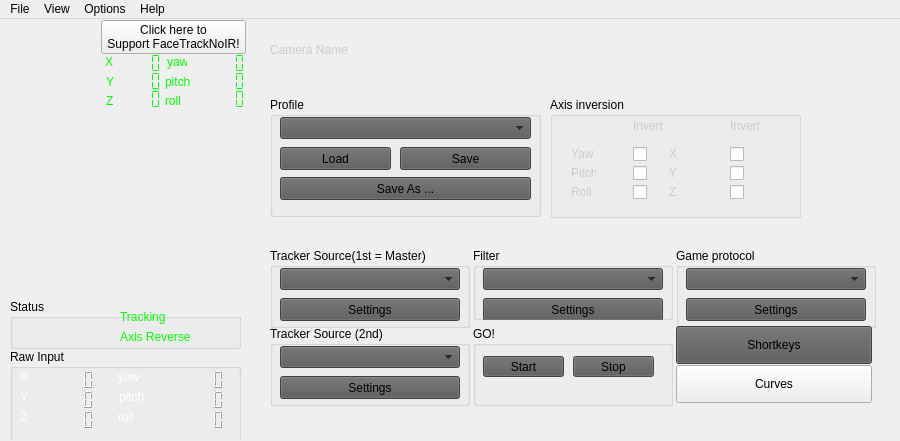
Before: the Qt Designer form facetracknoir/facetracknoir.ui in opentrack/opentrack, drawn with Qt 5.
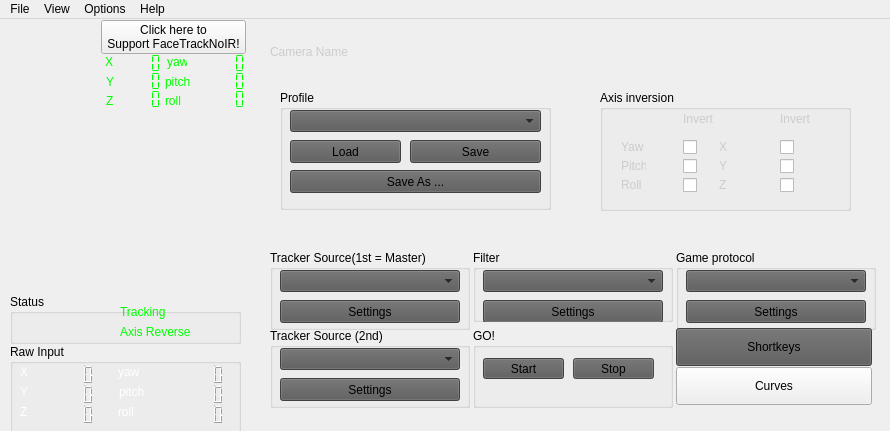
After: the same form once the commit is applied. Icons and pictures are not drawn.

The edit to the form file:
```diff
--- a/facetracknoir/facetracknoir.ui
+++ b/facetracknoir/facetracknoir.ui
@@ -10,8 +10,8 @@
    <rect>
     <x>0</x>
     <y>0</y>
-    <width>900</width>
-    <height>441</height>
+    <width>890</width>
+    <height>431</height>
    </rect>
   </property>
   <property name="sizePolicy">
@@ -22,14 +22,14 @@
   </property>
   <property name="minimumSize">
    <size>
-    <width>900</width>
-    <height>441</height>
+    <width>890</width>
+    <height>431</height>
    </size>
   </property>
   <property name="maximumSize">
    <size>
-    <width>900</width>
-    <height>441</height>
+    <width>890</width>
+    <height>431</height>
    </size>
   </property>
   <property name="contextMenuPolicy">
@@ -145,7 +145,7 @@
    <property name="minimumSize">
     <size>
      <width>890</width>
-     <height>420</height>
+     <height>410</height>
     </size>
    </property>
    <property name="styleSheet">
@@ -158,7 +158,7 @@
     <property name="geometry">
      <rect>
       <x>250</x>
-      <y>-2</y>
+      <y>0</y>
       <width>671</width>
       <height>431</height>
      </rect>
@@ -876,8 +876,8 @@
     <widget class="QGroupBox" name="groupBox_4">
      <property name="geometry">
       <rect>
-       <x>300</x>
-       <y>80</y>
+       <x>350</x>
+       <y>71</y>
        <width>251</width>
        <height>121</height>
       </rect>
@@ -889,8 +889,8 @@
     <widget class="QGroupBox" name="groupProfile">
      <property name="geometry">
       <rect>
-       <x>20</x>
-       <y>80</y>
+       <x>30</x>
+       <y>71</y>
        <width>271</width>
        <height>120</height>
       </rect>
@@ -996,8 +996,8 @@
     <widget class="QLabel" name="lblInvert1_2">
      <property name="geometry">
       <rect>
-       <x>480</x>
-       <y>101</y>
+       <x>530</x>
+       <y>92</y>
        <width>30</width>
        <height>16</height>
       </rect>
@@ -1025,8 +1025,8 @@
     <widget class="QCheckBox" name="chkInvertRoll">
      <property name="geometry">
       <rect>
-       <x>383</x>
-       <y>167</y>
+       <x>433</x>
+       <y>158</y>
        <width>16</width>
        <height>16</height>
       </rect>
@@ -1041,8 +1041,8 @@
     <widget class="QLabel" name="lblSensZ">
      <property name="geometry">
       <rect>
-       <x>419</x>
-       <y>167</y>
+       <x>469</x>
+       <y>158</y>
        <width>25</width>
        <height>16</height>
       </rect>
@@ -1073,8 +1073,8 @@
     <widget class="QCheckBox" name="chkInvertZ">
      <property name="geometry">
       <rect>
-       <x>480</x>
-       <y>167</y>
+       <x>530</x>
+       <y>158</y>
        <width>16</width>
        <height>16</height>
       </rect>
@@ -1089,8 +1089,8 @@
     <widget class="QLabel" name="lblSensPitch">
      <property name="geometry">
       <rect>
-       <x>321</x>
-       <y>148</y>
+       <x>371</x>
+       <y>139</y>
        <width>25</width>
        <height>16</height>
       </rect>
@@ -1121,8 +1121,8 @@
     <widget class="QCheckBox" name="chkInvertPitch">
      <property name="geometry">
       <rect>
-       <x>383</x>
-       <y>148</y>
+       <x>433</x>
+       <y>139</y>
        <width>16</width>
        <height>16</height>
       </rect>
@@ -1137,8 +1137,8 @@
     <widget class="QLabel" name="lblSensY">
      <property name="geometry">
       <rect>
-       <x>419</x>
-       <y>148</y>
+       <x>469</x>
+       <y>139</y>
        <width>25</width>
        <height>16</height>
       </rect>
@@ -1169,8 +1169,8 @@
     <widget class="QCheckBox" name="chkInvertY">
      <property name="geometry">
       <rect>
-       <x>480</x>
-       <y>148</y>
+       <x>530</x>
+       <y>139</y>
        <width>16</width>
        <height>16</height>
       </rect>
@@ -1185,8 +1185,8 @@
     <widget class="QLabel" name="lblSensYaw">
      <property name="geometry">
       <rect>
-       <x>321</x>
-       <y>129</y>
+       <x>371</x>
+       <y>120</y>
        <width>25</width>
        <height>16</height>
       </rect>
@@ -1217,8 +1217,8 @@
     <widget class="QCheckBox" name="chkInvertYaw">
      <property name="geometry">
       <rect>
-       <x>383</x>
-       <y>129</y>
+       <x>433</x>
+       <y>120</y>
        <width>16</width>
        <height>16</height>
       </rect>
@@ -1233,8 +1233,8 @@
     <widget class="QLabel" name="lblSensX">
      <property name="geometry">
       <rect>
-       <x>419</x>
-       <y>129</y>
+       <x>469</x>
+       <y>120</y>
        <width>25</width>
        <height>16</height>
       </rect>
@@ -1265,8 +1265,8 @@
     <widget class="QCheckBox" name="chkInvertX">
      <property name="geometry">
       <rect>
-       <x>480</x>
-       <y>129</y>
+       <x>530</x>
+       <y>120</y>
        <width>16</width>
        <height>16</height>
       </rect>
@@ -1281,8 +1281,8 @@
     <widget class="QLabel" name="lblInvert1_3">
      <property name="geometry">
       <rect>
-       <x>383</x>
-       <y>101</y>
+       <x>433</x>
+       <y>92</y>
        <width>30</width>
        <height>16</height>
       </rect>
@@ -1310,8 +1310,8 @@
     <widget class="QLabel" name="lblSensRoll">
      <property name="geometry">
       <rect>
-       <x>321</x>
-       <y>167</y>
+       <x>371</x>
+       <y>158</y>
        <width>25</width>
        <height>16</height>
       </rect>
@@ -1406,7 +1406,7 @@
     <property name="geometry">
      <rect>
       <x>0</x>
-      <y>280</y>
+      <y>275</y>
       <width>261</width>
       <height>141</height>
      </rect>
@@ -2019,7 +2019,7 @@
     <rect>
      <x>0</x>
      <y>0</y>
-     <width>900</width>
+     <width>890</width>
      <height>21</height>
     </rect>
    </property>
```
Left out of the diff: 5 changed lines with no effect on the pictures.
